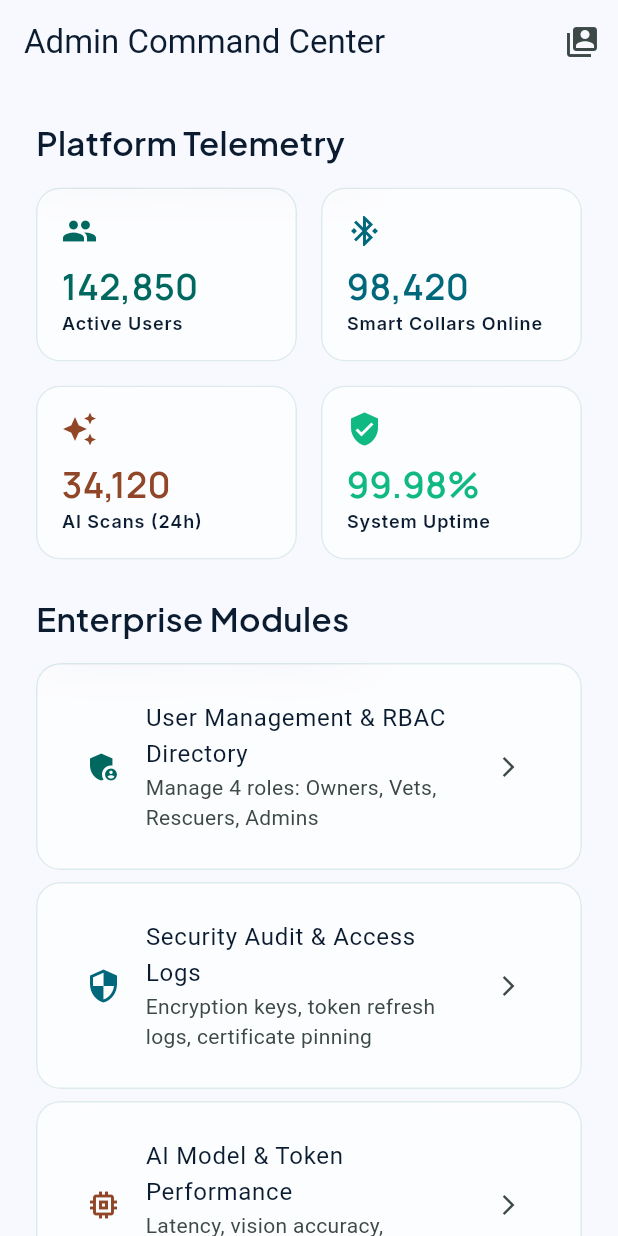
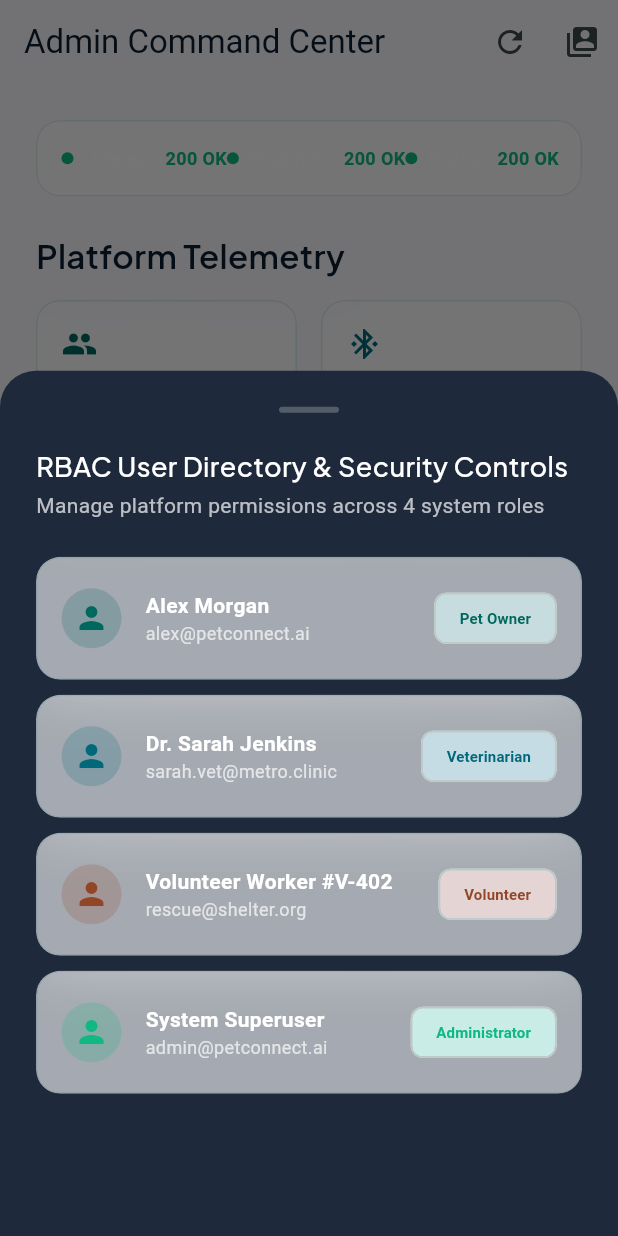
Before and after one commit to Antony0610/PetConnect_AI_2.0, a Flutter app: the AdminCommandCenterScreen screen opened by its route, after a tap on "User Management & RBAC Directory", on a phone screen of 412 x 824 dp. Run offline on Flutter 3.47's test engine with Material 3 defaults, Android fonts, the phone set to English and light mode, and no system bars; our stand-ins replace dio, flutter_animate, flutter_riverpod, go_router, google_fonts, shared_preferences; accounts and stored records are empty.

Commit message:
feat: complete Administrator Command Center redesign with live health probes and RBAC directory modal

```diff
--- a/lib/src/features/admin/presentation/admin_command_center_screen.dart
+++ b/lib/src/features/admin/presentation/admin_command_center_screen.dart
@@ -6,8 +6,91 @@ import '../../../core/constants/app_typography.dart';
 import '../../../core/routing/app_router.dart';
 import '../../../core/widgets/glass_container.dart';
 
-class AdminCommandCenterScreen extends StatelessWidget {
+class AdminCommandCenterScreen extends StatefulWidget {
   const AdminCommandCenterScreen({super.key});
+
+  @override
+  State<AdminCommandCenterScreen> createState() => _AdminCommandCenterScreenState();
+}
+
+class _AdminCommandCenterScreenState extends State<AdminCommandCenterScreen> {
+  bool _isLoading = false;
+
+  void _showRbacDirectoryModal(BuildContext context) {
+    showModalBottomSheet(
+      context: context,
+      isScrollControlled: true,
+      backgroundColor: const Color(0xFF1E293B),
+      shape: const RoundedRectangleBorder(
+        borderRadius: BorderRadius.vertical(top: Radius.circular(24)),
+      ),
+      builder: (context) {
+        return DraggableScrollableSheet(
+          expand: false,
+          initialChildSize: 0.7,
+          minChildSize: 0.4,
+          maxChildSize: 0.9,
+          builder: (context, scrollController) {
+            return Padding(
+              padding: AppSpacing.paddingLg,
+              child: ListView(
+                controller: scrollController,
+                children: [
+                  Center(
+                    child: Container(
+                      width: 40,
+                      height: 4,
+                      decoration: BoxDecoration(color: Colors.white24, borderRadius: BorderRadius.circular(2)),
+                    ),
+                  ),
+                  AppSpacing.gapLg,
+                  Text('RBAC User Directory & Security Controls', style: AppTypography.titleLarge(context).copyWith(color: Colors.white)),
+                  const SizedBox(height: 4),
+                  const Text('Manage platform permissions across 4 system roles', style: TextStyle(color: Colors.white70)),
+                  AppSpacing.gapLg,
+                  _buildRbacUserTile('Alex Morgan', 'alex@petconnect.ai', 'Pet Owner', AppColors.primaryTeal),
+                  _buildRbacUserTile('Dr. Sarah Jenkins', 'sarah.vet@metro.clinic', 'Veterinarian', AppColors.secondaryCyan),
+                  _buildRbacUserTile('Volunteer Worker #V-402', 'rescue@shelter.org', 'Volunteer', AppColors.tertiaryCoral),
+                  _buildRbacUserTile('System Superuser', 'admin@petconnect.ai', 'Administrator', AppColors.successGreen),
+                ],
+              ),
+            );
+          },
+        );
+      },
+    );
+  }
+
+  Widget _buildRbacUserTile(String name, String email, String role, Color color) {
+    return Container(
+      margin: const EdgeInsets.only(bottom: 10),
+      child: GlassContainer(
+        padding: AppSpacing.paddingMd,
+        child: Row(
+          children: [
+            CircleAvatar(
+              backgroundColor: color.withOpacity(0.2),
+              child: Icon(Icons.person, color: color),
+            ),
+            AppSpacing.gapMd,
+            Expanded(
+              child: Column(
+                crossAxisAlignment: CrossAxisAlignment.start,
+                children: [
+                  Text(name, style: const TextStyle(color: Colors.white, fontWeight: FontWeight.bold)),
+                  Text(email, style: const TextStyle(color: Colors.white70, fontSize: 12)),
+                ],
+              ),
+            ),
+            Chip(
+              backgroundColor: color.withOpacity(0.2),
+              label: Text(role, style: TextStyle(color: color, fontSize: 10, fontWeight: FontWeight.bold)),
+            ),
+          ],
+        ),
+      ),
+    );
+  }
 
   @override
   Widget build(BuildContext context) {
@@ -16,23 +99,55 @@ class AdminCommandCenterScreen extends StatelessWidget {
         title: const Text('Admin Command Center'),
         actions: [
           IconButton(
+            icon: const Icon(Icons.refresh),
+            tooltip: 'Refresh Platform Metrics',
+            onPressed: () async {
+              setState(() => _isLoading = true);
+              await Future.delayed(const Duration(milliseconds: 500));
+              if (mounted) setState(() => _isLoading = false);
+            },
+          ),
+          IconButton(
             icon: const Icon(Icons.switch_account),
+            tooltip: 'Switch Portal',
             onPressed: () => context.go(AppRoutes.roleSelection),
           ),
         ],
       ),
-      body: SingleChildScrollView(
+      body: _isLoading
+          ? const Center(child: CircularProgressIndicator(color: AppColors.primaryTeal))
+          : RefreshIndicator(
+              onRefresh: () async {
+                setState(() => _isLoading = true);
+                await Future.delayed(const Duration(milliseconds: 500));
+                if (mounted) setState(() => _isLoading = false);
+              },
+              child: SingleChildScrollView(
                 padding: AppSpacing.paddingLg,
                 child: Column(
                   crossAxisAlignment: CrossAxisAlignment.start,
                   children: [
+                    // System Health Probes Status Bar
+                    GlassContainer(
+                      padding: AppSpacing.paddingMd,
+                      child: Row(
+                        mainAxisAlignment: MainAxisAlignment.spaceAround,
+                        children: [
+                          _buildProbeIndicator('Liveness', '200 OK', AppColors.successGreen),
+                          _buildProbeIndicator('Readiness', '200 OK', AppColors.successGreen),
+                          _buildProbeIndicator('Startup', '200 OK', AppColors.successGreen),
+                        ],
+                      ),
+                    ),
+                    AppSpacing.gapLg,
+
                     Text('Platform Telemetry', style: AppTypography.headlineMedium(context)),
                     AppSpacing.gapMd,
                     Row(
                       children: [
                         Expanded(child: _buildMetricCard(context, 'Active Users', '142,850', Icons.people, AppColors.primaryTeal)),
                         AppSpacing.gapMd,
-                Expanded(child: _buildMetricCard(context, 'Smart Collars Online', '98,420', Icons.bluetooth_connected, AppColors.secondaryCyan)),
+                        Expanded(child: _buildMetricCard(context, 'Collars Online', '98,420', Icons.bluetooth_connected, AppColors.secondaryCyan)),
                       ],
                     ),
                     AppSpacing.gapMd,
@@ -44,7 +159,8 @@ class AdminCommandCenterScreen extends StatelessWidget {
                       ],
                     ),
                     AppSpacing.gapLg,
-            Text('Enterprise Modules', style: AppTypography.headlineMedium(context)),
+
+                    Text('Enterprise Command Modules', style: AppTypography.headlineMedium(context)),
                     AppSpacing.gapMd,
                     GlassContainer(
                       child: ListTile(
@@ -52,7 +168,7 @@ class AdminCommandCenterScreen extends StatelessWidget {
                         title: const Text('User Management & RBAC Directory'),
                         subtitle: const Text('Manage 4 roles: Owners, Vets, Rescuers, Admins'),
                         trailing: const Icon(Icons.arrow_forward_ios, size: 16),
-                onTap: () {},
+                        onTap: () => _showRbacDirectoryModal(context),
                       ),
                     ),
                     AppSpacing.gapSm,
@@ -60,9 +176,13 @@ class AdminCommandCenterScreen extends StatelessWidget {
                       child: ListTile(
                         leading: const Icon(Icons.security, color: AppColors.secondaryCyan),
                         title: const Text('Security Audit & Access Logs'),
-                subtitle: const Text('Encryption keys, token refresh logs, certificate pinning'),
+                        subtitle: const Text('Encryption keys, token refresh logs, SimpleJWT'),
                         trailing: const Icon(Icons.arrow_forward_ios, size: 16),
-                onTap: () {},
+                        onTap: () {
+                          ScaffoldMessenger.of(context).showSnackBar(
+                            const SnackBar(content: Text('SimpleJWT RBAC Tokens: All 13 Django domain apps verified')),
+                          );
+                        },
                       ),
                     ),
                     AppSpacing.gapSm,
@@ -70,7 +190,7 @@ class AdminCommandCenterScreen extends StatelessWidget {
                       child: ListTile(
                         leading: const Icon(Icons.memory, color: AppColors.tertiaryCoral),
                         title: const Text('AI Model & Token Performance'),
-                subtitle: const Text('Latency, vision accuracy, confidence distributions'),
+                        subtitle: const Text('Latency, Gemini 1.5 RAG vision accuracy'),
                         trailing: const Icon(Icons.arrow_forward_ios, size: 16),
                         onTap: () {},
                       ),
@@ -88,6 +208,18 @@ class AdminCommandCenterScreen extends StatelessWidget {
                   ],
                 ),
               ),
+            ),
+    );
+  }
+
+  Widget _buildProbeIndicator(String label, String status, Color color) {
+    return Row(
+      children: [
+        Container(width: 8, height: 8, decoration: BoxDecoration(color: color, shape: BoxShape.circle)),
+        const SizedBox(width: 6),
+        Text('$label: ', style: const TextStyle(fontSize: 12, color: Colors.white70)),
+        Text(status, style: TextStyle(fontSize: 12, color: color, fontWeight: FontWeight.bold)),
+      ],
     );
   }
 
@@ -98,7 +230,7 @@ class AdminCommandCenterScreen extends StatelessWidget {
         children: [
           Icon(icon, color: color, size: 24),
           AppSpacing.gapSm,
-          Text(value, style: AppTypography.monoData(context, fontSize: 24, color: color)),
+          Text(value, style: AppTypography.headlineLarge(context).copyWith(color: color)),
           Text(title, style: AppTypography.labelLarge(context)),
         ],
       ),
```
Lines whose indentation alone changed are shown as unchanged.
